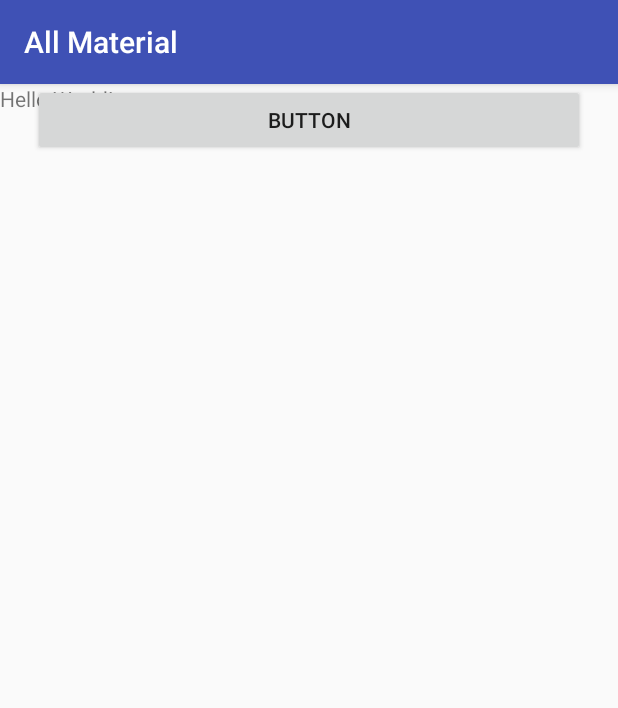
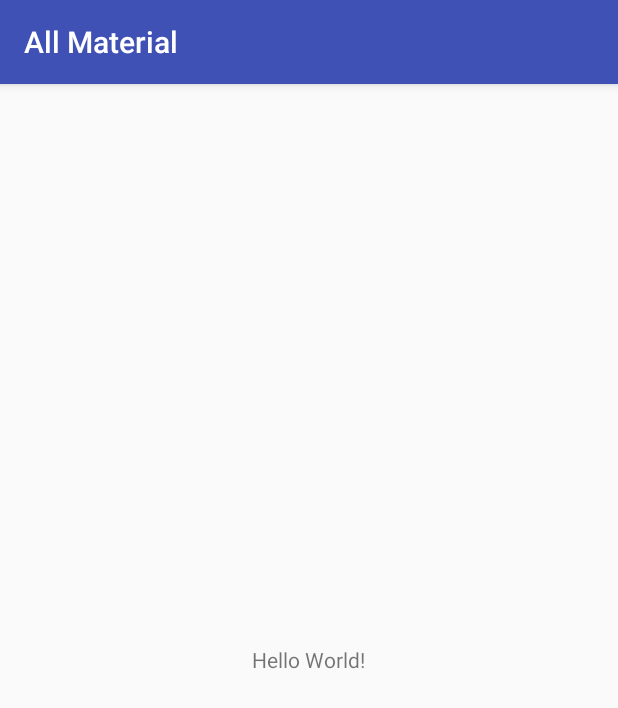
Before and after one commit to GameOfLoops/AllMaterial, an Android app: the screen it shows after launch (MainActivity), on a phone screen of 412 x 824 dp. Shown: the top 708 px of the screen. Run offline under Robolectric (Android 15) with nearby library versions, the phone set to English and light mode, and no system bars.

Commit message:
First Commit

```diff
--- a/app/src/main/java/com/crossfire/allmaterial/MainActivity.java
+++ b/app/src/main/java/com/crossfire/allmaterial/MainActivity.java
@@ -6,13 +6,10 @@ import android.widget.Button;
 
 public class MainActivity extends AppCompatActivity {
 
-    private Button mButton;
 
     @Override
     protected void onCreate(Bundle savedInstanceState) {
         super.onCreate(savedInstanceState);
         setContentView(R.layout.activity_main);
-
-        mButton= (Button) findViewById(R.id.button);
     }
 }
--- a/app/src/main/res/layout/activity_main.xml
+++ b/app/src/main/res/layout/activity_main.xml
@@ -1,29 +1,12 @@
 <?xml version="1.0" encoding="utf-8"?>
-<android.support.constraint.ConstraintLayout xmlns:android="http://schemas.android.com/apk/res/android"
-    xmlns:app="http://schemas.android.com/apk/res-auto"
-    xmlns:tools="http://schemas.android.com/tools"
-    android:layout_width="match_parent"
-    android:layout_height="match_parent"
-    tools:context="com.crossfire.allmaterial.MainActivity"
-    tools:layout_editor_absoluteY="81dp"
-    tools:layout_editor_absoluteX="0dp">
+<RelativeLayout xmlns:android="http://schemas.android.com/apk/res/android"
+    android:layout_width="match_parent" android:layout_height="match_parent">
 
-    <TextView
+<TextView
         android:layout_width="wrap_content"
         android:layout_height="wrap_content"
         android:text="Hello World!"
-        tools:layout_editor_absoluteY="248dp"
-        tools:layout_editor_absoluteX="154dp" />
+        android:layout_centerHorizontal="true"
+    android:layout_centerVertical="true"/>
 
-    <Button
-        android:id="@+id/button"
-        android:layout_width="368dp"
-        android:layout_height="0dp"
-        android:text="@string/button"
-        tools:layout_editor_absoluteY="16dp"
-        android:layout_marginLeft="8dp"
-        app:layout_constraintLeft_toLeftOf="parent"
-        android:layout_marginRight="8dp"
-        app:layout_constraintRight_toRightOf="parent" />
-
-</android.support.constraint.ConstraintLayout>
+</RelativeLayout>
--- a/app/src/main/res/values/strings.xml
+++ b/app/src/main/res/values/strings.xml
@@ -1,4 +1,3 @@
 <resources>
     <string name="app_name">All Material</string>
-    <string name="button">Button</string>
 </resources>
```
